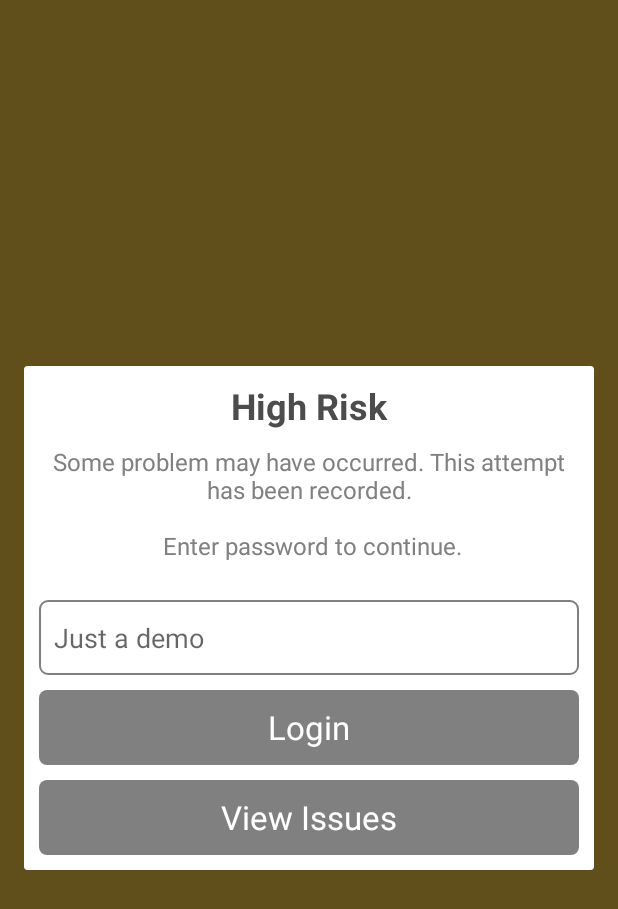
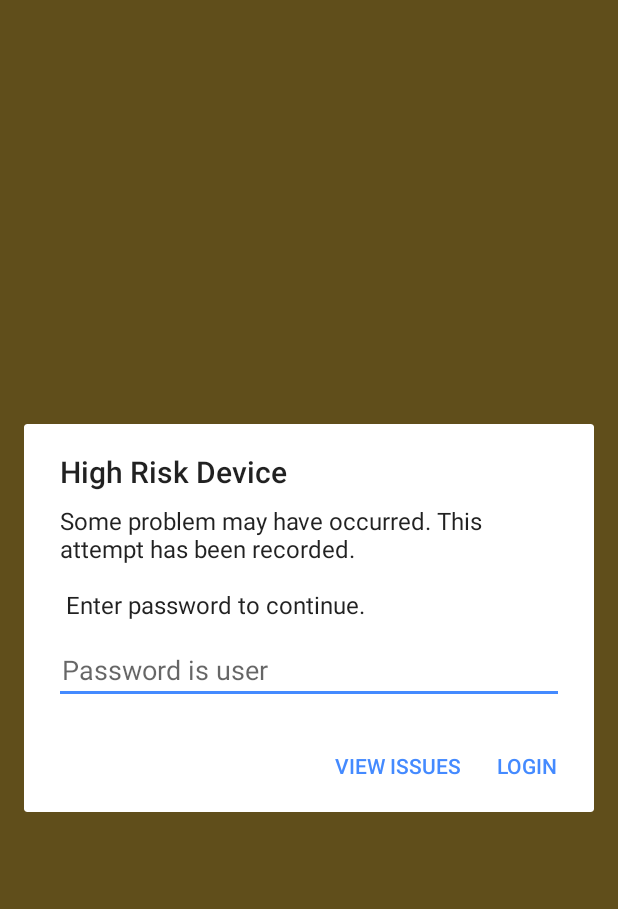
Before and after one commit to Sentegrity/sentegrity-android, an Android app: the screen it shows after launch (LoginActivity), on a phone screen of 412 x 824 dp. Shown: the top 909 px of the screen. Run offline under Robolectric (Android 15) with nearby library versions, the phone set to English and light mode, and no system bars.

Commit message:
return to material design dialog implementation; reworked login screen a bit, added analyzing dummy dialog

```diff
--- a/sentegrity/src/main/java/com/sentegrity/android/activities/LoginActivity.java
+++ b/sentegrity/src/main/java/com/sentegrity/android/activities/LoginActivity.java
@@ -1,51 +1,71 @@
 package com.sentegrity.android.activities;
 
-import android.app.Dialog;
+import android.app.ProgressDialog;
+import android.content.DialogInterface;
 import android.content.Intent;
 import android.os.Handler;
+import android.support.v7.app.AlertDialog;
 import android.support.v7.app.AppCompatActivity;
 import android.os.Bundle;
 import android.view.LayoutInflater;
 import android.view.View;
+import android.widget.EditText;
 
 import com.sentegrity.android.R;
 
-public class LoginActivity extends AppCompatActivity implements View.OnClickListener {
+public class LoginActivity extends AppCompatActivity {
 
     @Override
     protected void onCreate(Bundle savedInstanceState) {
         super.onCreate(savedInstanceState);
         setContentView(R.layout.activity_login);
 
+        startAnalyzing();
+    }
+
+    private void startAnalyzing(){
+        final ProgressDialog progressDialog = new ProgressDialog(this);
+        progressDialog.setCancelable(false);
+        progressDialog.setTitle("Analyzing");
+        progressDialog.setMessage("Mobile Security Posture");
+        progressDialog.show();
+
         new Handler().postDelayed(new Runnable() {
             @Override
             public void run() {
+                progressDialog.cancel();
                 showError();
             }
         }, 1000);
     }
 
     private void showError() {
-        Dialog dialog = new Dialog(this);
-        LayoutInflater inflater = this.getLayoutInflater();
-        final View dialogView = inflater.inflate(R.layout.dialog_login_error, null);
-        dialog.setContentView(dialogView);
+        AlertDialog.Builder dialogBuilder = new AlertDialog.Builder(this);
 
-        dialogView.findViewById(R.id.login).setOnClickListener(this);
-        dialogView.findViewById(R.id.view_issues).setOnClickListener(this);
+        final View view = LayoutInflater.from(this).inflate(R.layout.dialog_login_error_password, null);
+        final EditText password = (EditText) view.findViewById(R.id.password);
 
-        dialog.show();
+        dialogBuilder.setView(view);
+
+        dialogBuilder.setTitle("High Risk Device");
+        dialogBuilder.setMessage("Some problem may have occurred. This attempt has been recorded.\n\n Enter password to continue.");
+        dialogBuilder.setPositiveButton("Login", new DialogInterface.OnClickListener() {
+            @Override
+            public void onClick(DialogInterface dialog, int whichButton) {
+                startActivity(new Intent(LoginActivity.this, DashboardActivity.class));
+                finishAffinity();
+            }
+        });
+        dialogBuilder.setNegativeButton("View Issues", new DialogInterface.OnClickListener() {
+            @Override
+            public void onClick(DialogInterface dialog, int whichButton) {
+                startActivity(new Intent(LoginActivity.this, DashboardActivity.class));
+                finishAffinity();
+            }
+        });
+        AlertDialog b = dialogBuilder.create();
+        b.setCancelable(false);
+        b.show();
     }
 
-    @Override
-    public void onClick(View v) {
-        switch (v.getId()){
-            case R.id.login:
-                startActivity(new Intent(this, DashboardActivity.class));
-                break;
-            case R.id.view_issues:
-                startActivity(new Intent(this, DashboardActivity.class));
-                break;
-        }
-    }
 }
--- a/sentegrity/src/main/java/com/sentegrity/android/widget/PieChart.java
+++ b/sentegrity/src/main/java/com/sentegrity/android/widget/PieChart.java
@@ -74,8 +74,8 @@ public class PieChart extends RelativeLayout {
     @Override
     protected void onSizeChanged(int w, int h, int oldw, int oldh) {
         super.onSizeChanged(w, h, oldw, oldh);
-        w = (int) (w - paint.getStrokeWidth());
-        h = (int) (h - paint.getStrokeWidth());
+        w = (int) (w - paint.getStrokeWidth() / 2);
+        h = (int) (h - paint.getStrokeWidth() / 2);
         if (w > h) {
             rect.set(w / 2 - h / 2 + paint.getStrokeWidth(), 0 + paint.getStrokeWidth() / 2, w / 2 + h / 2, h);
         } else {
--- /dev/null
+++ b/sentegrity/src/main/res/layout/dialog_login_error_password.xml
@@ -0,0 +1,20 @@
+<LinearLayout
+    xmlns:android="http://schemas.android.com/apk/res/android"
+    android:layout_width="match_parent"
+    android:layout_height="wrap_content"
+    android:paddingTop="10dp"
+    android:paddingBottom="10dp"
+    android:paddingLeft="20dp"
+    android:paddingRight="20dp"
+    android:orientation="vertical">
+
+    <EditText
+        android:id="@+id/password"
+        android:hint="Password is user"
+        android:layout_width="match_parent"
+        android:layout_height="45dp"
+        android:paddingRight="5dp"
+        android:paddingLeft="5dp"
+        android:inputType="text" />
+
+</LinearLayout>
--- a/sentegrity/src/main/res/values/styles.xml
+++ b/sentegrity/src/main/res/values/styles.xml
@@ -5,6 +5,11 @@
         <!-- Customize your theme here. -->
         <item name="colorPrimary">@color/colorPrimary</item>
         <item name="colorPrimaryDark">@color/colorPrimaryDark</item>
+        <item name="colorAccent">@color/colorAccent</item>
+        <item name="alertDialogTheme">@style/AlertDialogStyle</item>
+    </style>
+
+    <style name="AlertDialogStyle" parent="Theme.AppCompat.Light.Dialog.Alert">
         <item name="colorAccent">@color/colorAccent</item>
     </style>
 
```
